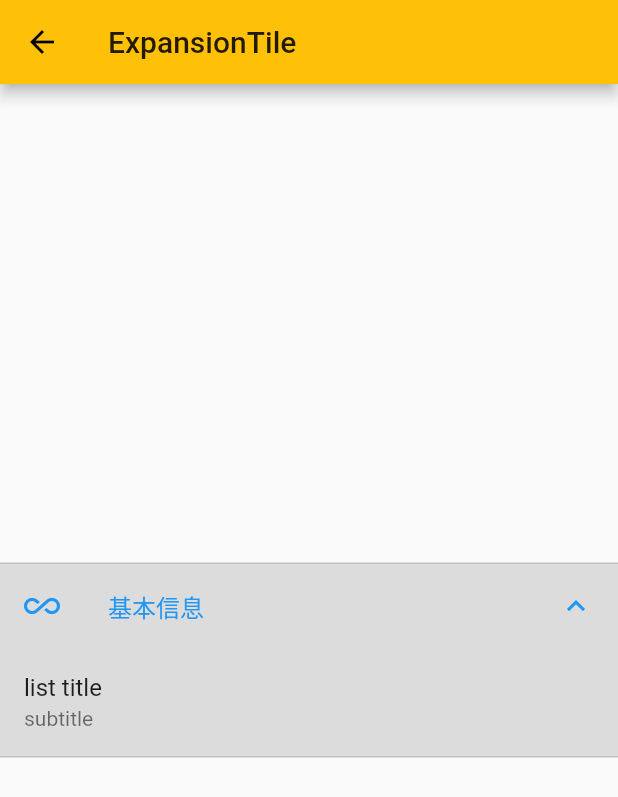
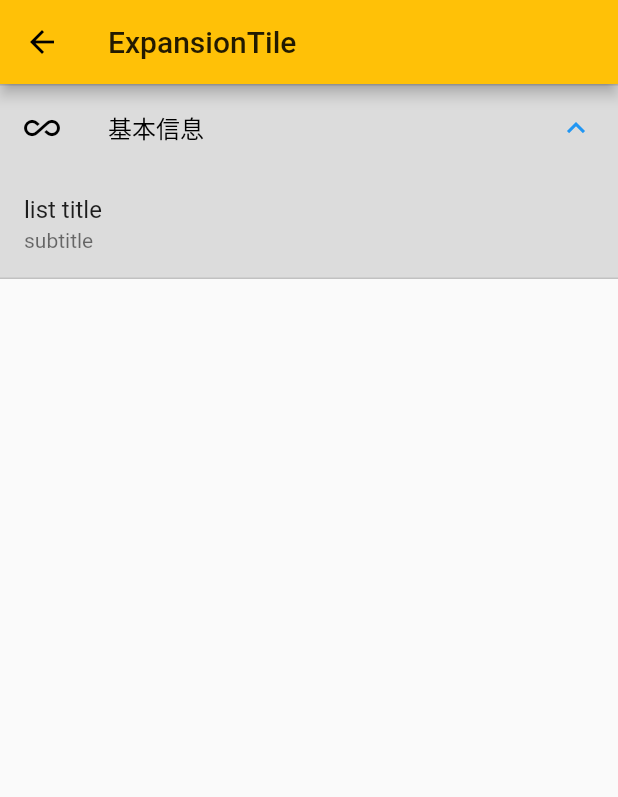
Before and after one commit to dstweihao/dst-flutter-basic-example, a Flutter app: the screen it shows after launch, after a tap on "展开闭合案例", on a phone screen of 412 x 824 dp. Shown: the top 797 px of the screen. Run offline on Flutter 3.47's test engine with Material 2 defaults, Android fonts, the phone set to English and light mode, and no system bars.

Commit message:
update code

```diff
--- a/lib/example/expansiontitle_page.dart
+++ b/lib/example/expansiontitle_page.dart
@@ -12,22 +12,19 @@ class _ExpansionTitlePageState extends State<ExpansionTitlePage> {
         title: new Text("ExpansionTile"),
 
       ),
-      body: Center(
-        child: ExpansionTile(
-          title: Text("基本信息"),
-          leading: Icon(Icons.all_inclusive),
+      body: ExpansionTile(
+        title: Text("基本信息",style: TextStyle(color: Colors.black),),
+        leading: Icon(Icons.all_inclusive,color: Colors.black,),
         backgroundColor: Colors.black12,
         children: <Widget>[
           ListTile(
             title: Text("list title"),
             subtitle: Text("subtitle"),
 
-
           )
         ],
         initiallyExpanded: true,
       ),
-      ),
     );
   }
 }
--- a/lib/home_page.dart
+++ b/lib/home_page.dart
@@ -13,10 +13,10 @@ class HomePage extends StatelessWidget {
           child: new Column(
             children: <Widget>[
               RaisedButton(
-                color: Colors.brown,
+                color: Colors.yellow,
                 child: Text(
                   "动态赋值列表",
-                  style: TextStyle(color: Colors.white),
+                  style: TextStyle(color: Colors.black),
                 ),
                 onPressed: () {
                   Navigator.push(context, MaterialPageRoute(builder: (context) {
@@ -25,10 +25,10 @@ class HomePage extends StatelessWidget {
                 },
               ),
               RaisedButton(
-                color: Colors.brown,
+                color: Colors.yellow,
                 child: Text(
                   "展开闭合案例",
-                  style: TextStyle(color: Colors.white),
+                  style: TextStyle(color: Colors.black),
                 ),
                 onPressed: () {
                   Navigator.push(context, MaterialPageRoute(builder: (context) {
@@ -37,10 +37,10 @@ class HomePage extends StatelessWidget {
                 },
               ),
               RaisedButton(
-                color: Colors.brown,
+                color: Colors.yellow,
                 child: Text(
                   "闭合展开列表",
-                  style: TextStyle(color: Colors.white),
+                  style: TextStyle(color: Colors.black),
                 ),
                 onPressed: () {
                   Navigator.push(context, MaterialPageRoute(builder: (context) {
```
Lines whose indentation alone changed are shown as unchanged.
